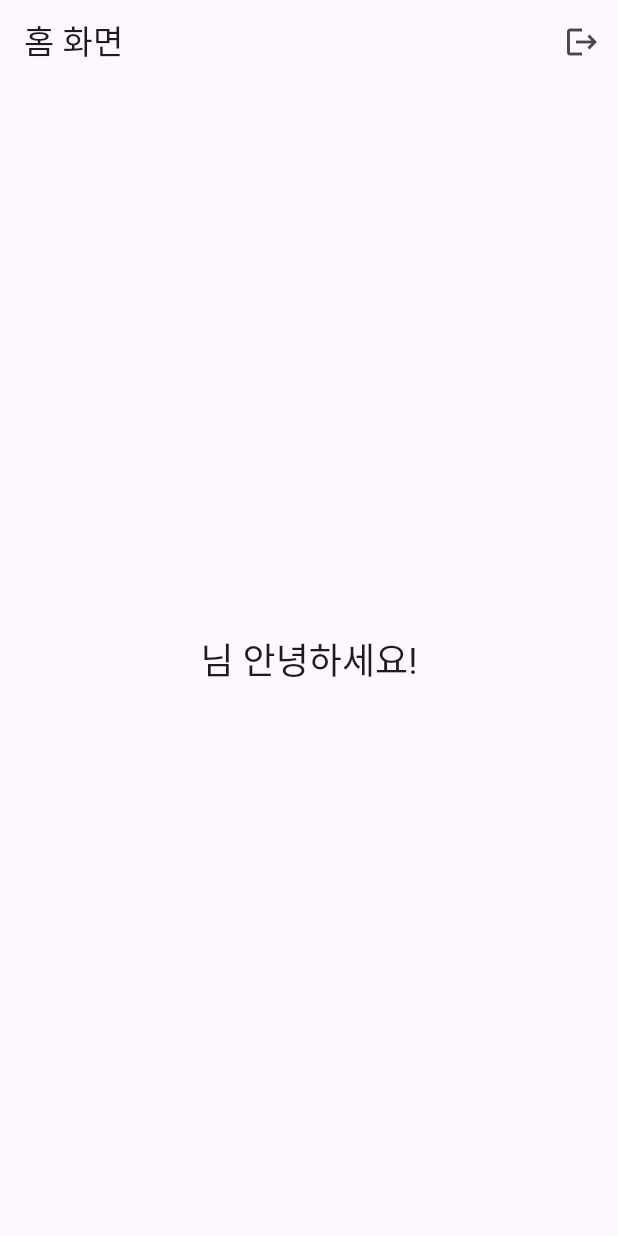
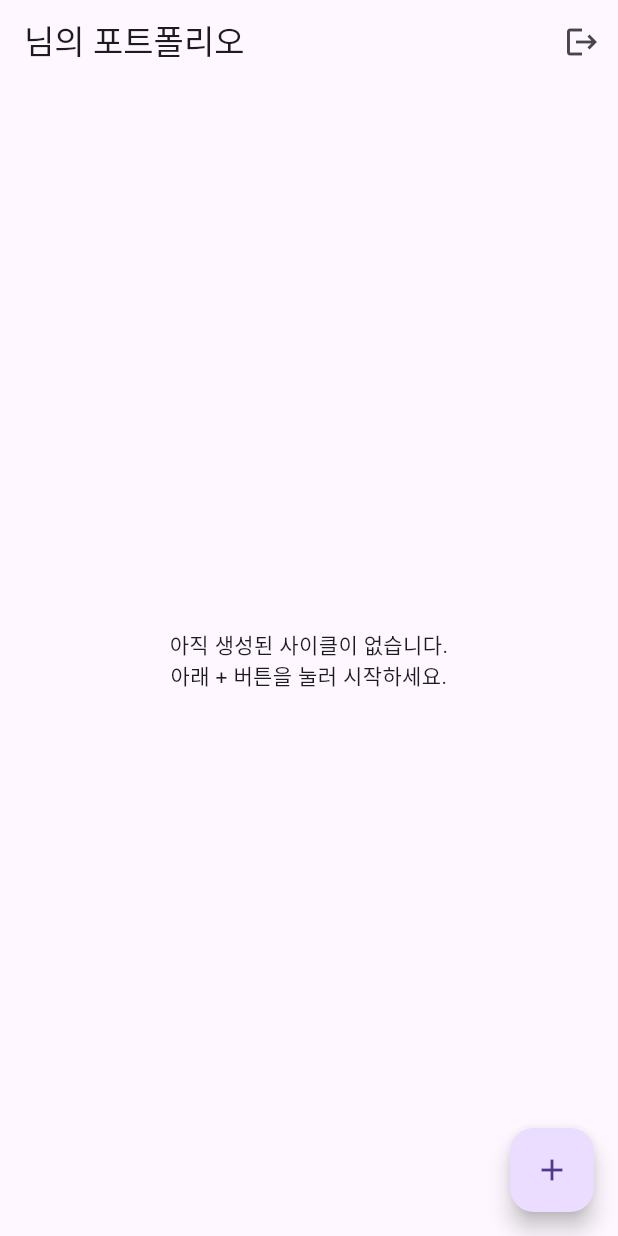
Before and after one commit to JunyeongCha/Laour_ETF, a Flutter app: the screen it shows once a user with an empty profile is signed in, on a phone screen of 412 x 824 dp. Run offline on Flutter 3.47's test engine with Material 3 defaults, Android fonts, the phone set to English and light mode, and no system bars; our stand-ins replace cloud_firestore, firebase_auth, firebase_core, flutter_secure_storage; accounts and stored records are empty.

Commit message:
feat(step-2): Implement HomeScreen UI with Firestore stream

```diff
--- a/lib/screens/account_picker_screen.dart
+++ b/lib/screens/account_picker_screen.dart
@@ -5,8 +5,8 @@ import 'package:firebase_auth/firebase_auth.dart';
 import 'package:laour_etf/auth/auth_wrapper.dart';
 import 'package:laour_etf/auth/secure_storage_service.dart';
 import 'package:laour_etf/screens/login_screen.dart';
-import 'package:laour_etf/auth/auth_service.dart'; // (★핵심 추가★)
-import 'package:provider/provider.dart'; // (★핵심 추가★)
+import 'package:laour_etf/auth/auth_service.dart';
+import 'package:provider/provider.dart';
 
 class AccountPickerScreen extends StatefulWidget {
   final List<String> savedEmails;
@@ -30,7 +30,6 @@ class _AccountPickerScreenState extends State<AccountPickerScreen> {
       if (password == null) throw Exception("저장된 비밀번호를 찾을 수 없습니다.");
       await FirebaseAuth.instance.signInWithEmailAndPassword(email: email, password: password);
     } catch (e) {
-      // SecurityException이 여기서 터져도 잡도록 수정
       if (mounted) {
         setState(() => _isLoggingIn = false);
         ScaffoldMessenger.of(context).showSnackBar(
@@ -98,10 +97,10 @@ class _AccountPickerScreenState extends State<AccountPickerScreen> {
                       title: Text(email),
                       leading: const Icon(Icons.account_circle),
                       onTap: () => _loginWithSavedAccount(email),
-                      // (삭제 버튼 비활성화)
+                      // (삭제 버튼 비활성화 - 이전 단계에서 완료)
                       trailing: IconButton(
                         icon: const Icon(Icons.delete_outline, color: Colors.grey),
-                        onPressed: null, // ★★★ 비활성화 ★★★
+                        onPressed: null,
                       ),
                     ),
                   );
@@ -111,18 +110,9 @@ class _AccountPickerScreenState extends State<AccountPickerScreen> {
             if (_isLoggingIn) const Center(child: CircularProgressIndicator()),
             const SizedBox(height: 20),
 
-            // (★핵심 수정★) "다른 계정으로 로그인" 버튼
+            // (★핵심 수정★) "다른 계정으로 로그인" 버튼 비활성화
             OutlinedButton(
-              onPressed: () {
-                // "빙글빙글" 버그를 막기 위해
-                // LoginScreen으로 가기 '전'에 AuthService의 꼬인 상태를 초기화합니다.
-                context.read<AuthService>().clearState();
-
-                Navigator.pushReplacement(
-                  context,
-                  MaterialPageRoute(builder: (context) => const LoginScreen()),
-                );
-              },
+              onPressed: null, // ★★★ 헷갈림 방지를 위해 비활성화 ★★★
               child: const Text('다른 계정으로 로그인'),
             ),
           ],
--- /dev/null
+++ b/lib/screens/cycle_create_screen.dart
@@ -0,0 +1,15 @@
+// lib/screens/cycle_create_screen.dart
+
+import 'package:flutter/material.dart';
+
+class CycleCreateScreen extends StatelessWidget {
+  const CycleCreateScreen({super.key});
+
+  @override
+  Widget build(BuildContext context) {
+    return Scaffold(
+      appBar: AppBar(title: const Text('새 사이클 생성 (3단계)')),
+      body: const Center(child: Text('3단계에서 만들 화면입니다.')),
+    );
+  }
+}
--- /dev/null
+++ b/lib/screens/cycle_detail_screen.dart
@@ -0,0 +1,17 @@
+// lib/screens/cycle_detail_screen.dart
+
+import 'package:flutter/material.dart';
+
+class CycleDetailScreen extends StatelessWidget {
+  // 4단계에서 cycleId를 받아올 것입니다.
+  final String cycleId;
+  const CycleDetailScreen({super.key, required this.cycleId});
+
+  @override
+  Widget build(BuildContext context) {
+    return Scaffold(
+      appBar: AppBar(title: const Text('사이클 상세 (4단계)')),
+      body: Center(child: Text('4단계에서 만들 화면입니다.\nCycle ID: $cycleId')),
+    );
+  }
+}
--- a/lib/screens/home_screen.dart
+++ b/lib/screens/home_screen.dart
@@ -3,8 +3,11 @@
 import 'package:firebase_auth/firebase_auth.dart';
 import 'package:flutter/material.dart';
 import 'package:cloud_firestore/cloud_firestore.dart';
-import 'package:laour_etf/auth/auth_service.dart'; // (★추가★)
-import 'package:provider/provider.dart'; // (★추가★)
+import 'package:laour_etf/auth/auth_service.dart';
+import 'package:laour_etf/screens/cycle_create_screen.dart';
+import 'package:laour_etf/widgets/cycle_list_view.dart';
+import 'package:laour_etf/widgets/overall_status_card.dart';
+import 'package:provider/provider.dart';
 
 class HomeScreen extends StatefulWidget {
   const HomeScreen({super.key});
@@ -15,65 +18,130 @@ class HomeScreen extends StatefulWidget {
 
 class _HomeScreenState extends State<HomeScreen> {
   String? _userName;
+  // (★수정★) 'late final'을 지우고, Nullable(?)로 변경
+  Stream<QuerySnapshot>? _cyclesStream;
+  User? _user; // (★수정★) 'late final'을 지우고, Nullable(?)로 변경
 
   @override
   void initState() {
     super.initState();
-    _loadUserName();
+
+    // (★수정★) 핫 리스타트 시 currentUser가 'null'일 수 있으므로
+    // '!' 대신 '안전하게' _user 변수에 할당합니다.
+    _user = FirebaseAuth.instance.currentUser;
+
+    // (★수정★) _user가 null이 '아닐' 때만 데이터를 로드합니다.
+    if (_user != null) {
+      // _user가 null이 아니므로, _user!.uid (null check)는 안전합니다.
+      _loadUserName(_user!);
+      _cyclesStream = FirebaseFirestore.instance
+          .collection('users')
+          .doc(_user!.uid)
+          .collection('cycles')
+          .snapshots();
+    }
+    // 'else' (user가 null인 경우)
+    // 핫 리스타트 직후 이럴 수 있습니다.
+    // _cyclesStream은 null로 유지되고, build() 메서드가 이를 처리합니다.
   }
 
-  // (★수정★) 팝업 로직 완전 제거, 이름만 불러오기
-  void _loadUserName() async {
+  // (★수정★) _user를 매개변수로 받도록 변경
+  void _loadUserName(User user) async {
     try {
-      final User? user = FirebaseAuth.instance.currentUser;
-      if (user == null) throw Exception("User not found");
-
       final DocumentSnapshot userData = await FirebaseFirestore.instance
           .collection('users')
           .doc(user.uid)
           .get();
 
       if (userData.exists && mounted) {
-        setState(() {
-          _userName = userData.get('name');
-        });
-      } else {
-        // Firestore에 문서가 없으면 임시 이름
-        setState(() {
-          _userName = user.email?.split('@').first ?? "사용자";
-        });
+        setState(() => _userName = userData.get('name'));
+      } else if (mounted) {
+        setState(() => _userName = user.email?.split('@').first ?? "사용자");
       }
     } catch (e) {
-      if (mounted) {
-        setState(() {
-          _userName = "사용자 (로드 실패)";
-        });
-      }
+      if (mounted) setState(() => _userName = "사용자 (로드 실패)");
     }
   }
 
   @override
   Widget build(BuildContext context) {
+    // (★수정★)
+    // 핫 리스타트 직후 _user나 _cyclesStream이 null일 때,
+    // AuthWrapper가 유저를 불러올 때까지 로딩 화면을 표시합니다.
+    if (_user == null || _cyclesStream == null) {
+      return Scaffold(
+        appBar: AppBar(title: const Text('포트폴리오 로딩 중...')),
+        body: const Center(
+          child: CircularProgressIndicator(),
+        ),
+      );
+    }
+
+    // _user와 _cyclesStream이 '정상적으로' 초기화된 후의 UI
     return Scaffold(
       appBar: AppBar(
-        title: const Text('홈 화면'),
+        title: Text(_userName == null
+            ? '포트폴리오'
+            : '$_userName님의 포트폴리오'),
         actions: [
           IconButton(
             icon: const Icon(Icons.logout),
-            onPressed: () {
-              // (★수정★) 템플릿처럼 AuthService를 통해 로그아웃
-              context.read<AuthService>().signOut();
-            },
+            onPressed: () => context.read<AuthService>().signOut(),
           ),
         ],
       ),
-      body: Center(
-        child: _userName == null
-            ? const CircularProgressIndicator()
-            : Text(
-                '$_userName님 안녕하세요!',
-                style: Theme.of(context).textTheme.headlineSmall,
-              ),
+      body: Padding(
+        padding: const EdgeInsets.all(16.0),
+        child: StreamBuilder<QuerySnapshot>(
+          // (★수정★) _cyclesStream이 null이 아님을 보장 (! 사용)
+          stream: _cyclesStream!,
+          builder: (context, snapshot) {
+
+            // ... (이하 로직은 2-5 단계와 동일) ...
+
+            if (snapshot.connectionState == ConnectionState.waiting) {
+              return const Center(child: CircularProgressIndicator());
+            }
+            if (snapshot.hasError) {
+              return Center(child: Text('데이터를 불러오는 데 실패했습니다.\n${snapshot.error}'));
+            }
+            if (!snapshot.hasData || snapshot.data!.docs.isEmpty) {
+              return const Center(
+                child: Text(
+                  '아직 생성된 사이클이 없습니다.\n아래 + 버튼을 눌러 시작하세요.',
+                  textAlign: TextAlign.center,
+                ),
+              );
+            }
+
+            final cycleDocs = snapshot.data!.docs;
+
+            return Column(
+              crossAxisAlignment: CrossAxisAlignment.start,
+              children: [
+                OverallStatusCard(cycleDocs: cycleDocs),
+                const SizedBox(height: 24),
+                const Text(
+                  '진행 중인 사이클',
+                  style: TextStyle(fontSize: 20, fontWeight: FontWeight.bold),
+                ),
+                const SizedBox(height: 10),
+                Expanded(
+                  child: CycleListView(cycleDocs: cycleDocs),
+                ),
+              ],
+            );
+          },
+        ),
+      ),
+      floatingActionButton: FloatingActionButton(
+        child: const Icon(Icons.add),
+        onPressed: () {
+          Navigator.push(
+            context,
+            MaterialPageRoute(builder: (context) => const CycleCreateScreen()),
+          );
+        },
       ),
     );
   }
```
Also changed, not shown: lib/widgets/cycle_card.dart (added, +171 -0 lines), lib/widgets/cycle_list_view.dart (added, +52 -0 lines), lib/widgets/overall_status_card.dart (added, +78 -0 lines).
